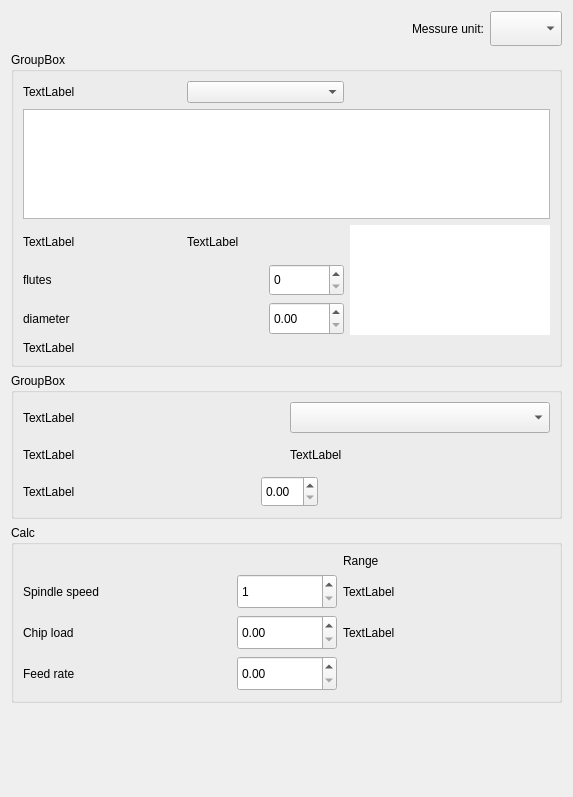
eduard-x/cnc-qt, file sources/forms/sMaterial.ui: the form before one commit.
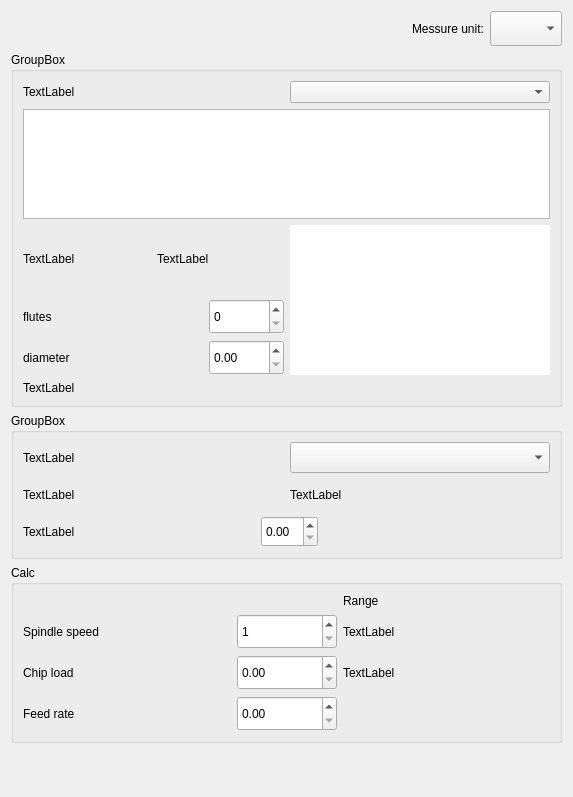
The form after the commit.

The edit to the form file:
```diff
--- a/sources/forms/sMaterial.ui
+++ b/sources/forms/sMaterial.ui
@@ -60,33 +60,6 @@
       <string>GroupBox</string>
      </property>
      <layout class="QGridLayout" name="gridLayout">
-      <item row="0" column="0">
-       <layout class="QHBoxLayout" name="horizontalLayout_4">
-        <item>
-         <widget class="QLabel" name="labelTool">
-          <property name="sizePolicy">
-           <sizepolicy hsizetype="Minimum" vsizetype="Preferred">
-            <horstretch>0</horstretch>
-            <verstretch>0</verstretch>
-           </sizepolicy>
-          </property>
-          <property name="text">
-           <string>TextLabel</string>
-          </property>
-         </widget>
-        </item>
-        <item>
-         <widget class="QComboBox" name="comboBoxTool">
-          <property name="sizePolicy">
-           <sizepolicy hsizetype="Minimum" vsizetype="Fixed">
-            <horstretch>0</horstretch>
-            <verstretch>0</verstretch>
-           </sizepolicy>
-          </property>
-         </widget>
-        </item>
-       </layout>
-      </item>
       <item row="1" column="0" colspan="2">
        <widget class="QTextBrowser" name="textBrowser">
         <property name="sizePolicy">
@@ -155,8 +128,8 @@
         </property>
         <property name="maximumSize">
          <size>
-          <width>200</width>
-          <height>110</height>
+          <width>300</width>
+          <height>150</height>
          </size>
         </property>
         <property name="acceptDrops">
@@ -178,7 +151,7 @@
         <item>
          <widget class="QLabel" name="labelFlutes">
           <property name="sizePolicy">
-           <sizepolicy hsizetype="Minimum" vsizetype="Preferred">
+           <sizepolicy hsizetype="Minimum" vsizetype="Minimum">
             <horstretch>0</horstretch>
             <verstretch>0</verstretch>
            </sizepolicy>
@@ -190,6 +163,12 @@
         </item>
         <item>
          <widget class="QSpinBox" name="spinFlutes">
+          <property name="sizePolicy">
+           <sizepolicy hsizetype="Minimum" vsizetype="Minimum">
+            <horstretch>0</horstretch>
+            <verstretch>0</verstretch>
+           </sizepolicy>
+          </property>
           <property name="maximumSize">
            <size>
             <width>75</width>
@@ -205,7 +184,7 @@
         <item>
          <widget class="QLabel" name="labelDiameter">
           <property name="sizePolicy">
-           <sizepolicy hsizetype="Minimum" vsizetype="Preferred">
+           <sizepolicy hsizetype="Minimum" vsizetype="Minimum">
             <horstretch>0</horstretch>
             <verstretch>0</verstretch>
            </sizepolicy>
@@ -217,6 +196,12 @@
         </item>
         <item>
          <widget class="QDoubleSpinBox" name="doubleSpinDiameter">
+          <property name="sizePolicy">
+           <sizepolicy hsizetype="Minimum" vsizetype="Minimum">
+            <horstretch>0</horstretch>
+            <verstretch>0</verstretch>
+           </sizepolicy>
+          </property>
           <property name="maximumSize">
            <size>
             <width>75</width>
@@ -229,11 +214,44 @@
       </item>
       <item row="5" column="0">
        <widget class="QLabel" name="labelDepth">
+        <property name="sizePolicy">
+         <sizepolicy hsizetype="Minimum" vsizetype="Minimum">
+          <horstretch>0</horstretch>
+          <verstretch>0</verstretch>
+         </sizepolicy>
+        </property>
         <property name="text">
          <string>TextLabel</string>
         </property>
        </widget>
       </item>
+      <item row="0" column="0" colspan="2">
+       <layout class="QHBoxLayout" name="horizontalLayout_4">
+        <item>
+         <widget class="QLabel" name="labelTool">
+          <property name="sizePolicy">
+           <sizepolicy hsizetype="MinimumExpanding" vsizetype="Preferred">
+            <horstretch>0</horstretch>
+            <verstretch>0</verstretch>
+           </sizepolicy>
+          </property>
+          <property name="text">
+           <string>TextLabel</string>
+          </property>
+         </widget>
+        </item>
+        <item>
+         <widget class="QComboBox" name="comboBoxTool">
+          <property name="sizePolicy">
+           <sizepolicy hsizetype="MinimumExpanding" vsizetype="Fixed">
+            <horstretch>0</horstretch>
+            <verstretch>0</verstretch>
+           </sizepolicy>
+          </property>
+         </widget>
+        </item>
+       </layout>
+      </item>
      </layout>
     </widget>
    </item>
```
